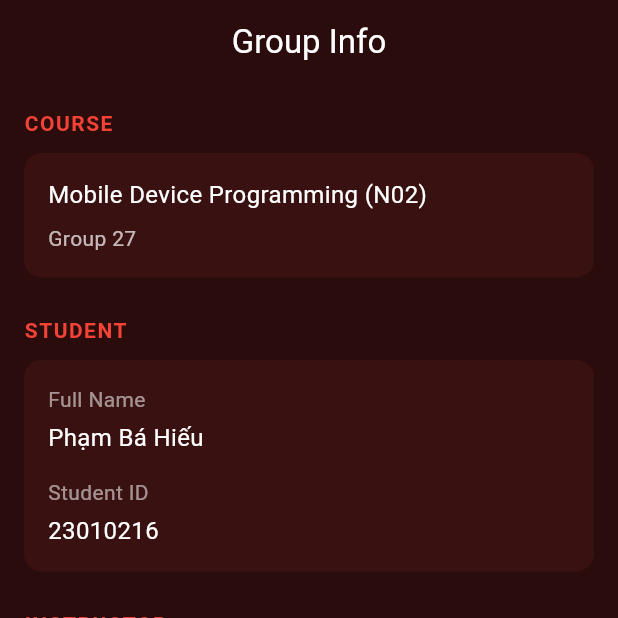
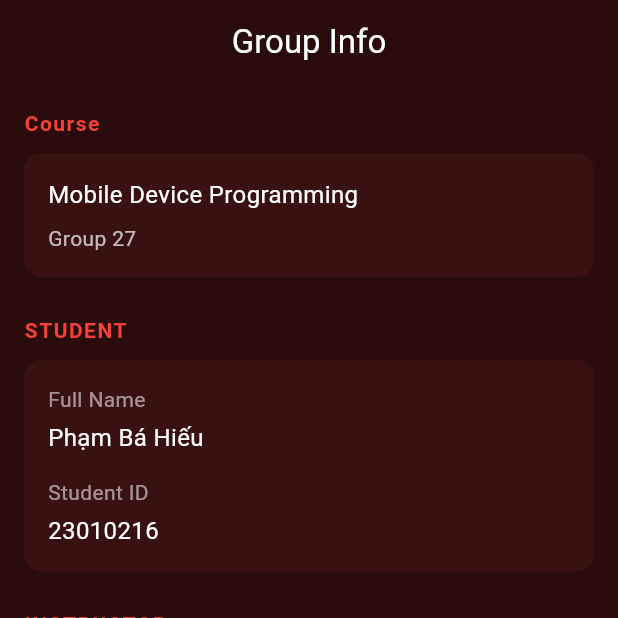
Before and after one commit to 23010216-hieusphamj/2025_2_LTTBDD_N02_27, a Flutter app: the screen it shows after launch, item 3 of the bottom bar chosen, on a phone screen of 412 x 824 dp, the top half of it. Run offline on Flutter 3.47's test engine with Material 3 defaults, Android fonts, the phone set to English and light mode, and no system bars; our stand-ins replace audioplayers.

Commit message:
update vietnamese info screen

```diff
--- a/lib/localization/en.dart
+++ b/lib/localization/en.dart
@@ -26,4 +26,13 @@ const Map<String, String> en = {
   "stop_alarm": "Stop Alarm",
   "start_break": "Start Break",
   "start_focus": "Start Focus",
+  "student": "STUDENT",
+  "full_name": "Full Name",
+  "student_id": "Student ID",
+  "instructor": "INSTRUCTOR",
+  "instructor_1": "Instructor",
+  "group_info": "Group Info",
+  "group_27": "Group 27",
+  "course": "Course",
+  "mobile_device_programming": "Mobile Device Programming",
 };
--- a/lib/localization/vi.dart
+++ b/lib/localization/vi.dart
@@ -27,4 +27,13 @@ const Map<String, String> vi = {
   "stop_alarm": "Dừng Cảnh Báo",
   "start_break": "Bắt Đầu Nghỉ Ngơi",
   "start_focus": "Bắt Đầu Tập Trung",
+  "student": "SINH VIÊN",
+  "full_name": "Họ và tên",
+  "student_id": "Mã số sinh viên",
+  "instructor": "GIẢNG VIÊN",
+  "instructor_1": "Giảng viên",
+  "group_info": "Thông tin nhóm",
+  "group_27": "Nhóm 27",
+  "course": "Môn học",
+  "mobile_device_programming": "Lập trình thiết bị di động",
 };
--- a/lib/screens/info_screen.dart
+++ b/lib/screens/info_screen.dart
@@ -1,4 +1,5 @@
 import 'package:flutter/material.dart';
+import '../localization/app_language.dart';
 
 class InfoScreen extends StatelessWidget {
   const InfoScreen({super.key});
@@ -9,8 +10,8 @@ class InfoScreen extends StatelessWidget {
       backgroundColor: const Color(0xff2b0c0c),
 
       appBar: AppBar(
-        title: const Text(
-          "Group Info",
+        title: Text(
+          AppLanguage.get("group_info"),
           style: TextStyle(color: Colors.white),
         ),
         centerTitle: true,
@@ -23,8 +24,8 @@ class InfoScreen extends StatelessWidget {
         padding: const EdgeInsets.all(16),
         children: [
           /// COURSE
-          const Text(
-            "COURSE",
+          Text(
+            AppLanguage.get("course"),
             style: TextStyle(
               color: Colors.red,
               fontWeight: FontWeight.bold,
@@ -40,11 +41,11 @@ class InfoScreen extends StatelessWidget {
               color: const Color(0xff3a1111),
               borderRadius: BorderRadius.circular(12),
             ),
-            child: const Column(
+            child: Column(
               crossAxisAlignment: CrossAxisAlignment.start,
               children: [
                 Text(
-                  "Mobile Device Programming (N02)",
+                  AppLanguage.get("mobile_device_programming"),
                   style: TextStyle(
                     color: Colors.white,
                     fontSize: 16,
@@ -54,7 +55,7 @@ class InfoScreen extends StatelessWidget {
                 SizedBox(height: 8),
 
                 Text(
-                  "Group 27",
+                  AppLanguage.get("group_27"),
                   style: TextStyle(color: Colors.white70),
                 ),
               ],
@@ -64,8 +65,8 @@ class InfoScreen extends StatelessWidget {
           const SizedBox(height: 25),
 
           /// STUDENT
-          const Text(
-            "STUDENT",
+          Text(
+            AppLanguage.get("student"),
             style: TextStyle(
               color: Colors.red,
               fontWeight: FontWeight.bold,
@@ -82,11 +83,11 @@ class InfoScreen extends StatelessWidget {
               borderRadius: BorderRadius.circular(12),
             ),
 
-            child: const Column(
+            child: Column(
               crossAxisAlignment: CrossAxisAlignment.start,
               children: [
                 Text(
-                  "Full Name",
+                  AppLanguage.get("full_name"),
                   style: TextStyle(color: Colors.white54),
                 ),
 
@@ -103,7 +104,7 @@ class InfoScreen extends StatelessWidget {
                 SizedBox(height: 15),
 
                 Text(
-                  "Student ID",
+                  AppLanguage.get("student_id"),
                   style: TextStyle(color: Colors.white54),
                 ),
 
@@ -123,8 +124,8 @@ class InfoScreen extends StatelessWidget {
           const SizedBox(height: 25),
 
           /// INSTRUCTOR
-          const Text(
-            "INSTRUCTOR",
+          Text(
+            AppLanguage.get("instructor"),
             style: TextStyle(
               color: Colors.red,
               fontWeight: FontWeight.bold,
@@ -141,11 +142,11 @@ class InfoScreen extends StatelessWidget {
               borderRadius: BorderRadius.circular(12),
             ),
 
-            child: const Column(
+            child: Column(
               crossAxisAlignment: CrossAxisAlignment.start,
               children: [
                 Text(
-                  "Instructor",
+                  AppLanguage.get("instructor_1"),
                   style: TextStyle(color: Colors.white70),
                 ),
 
```
